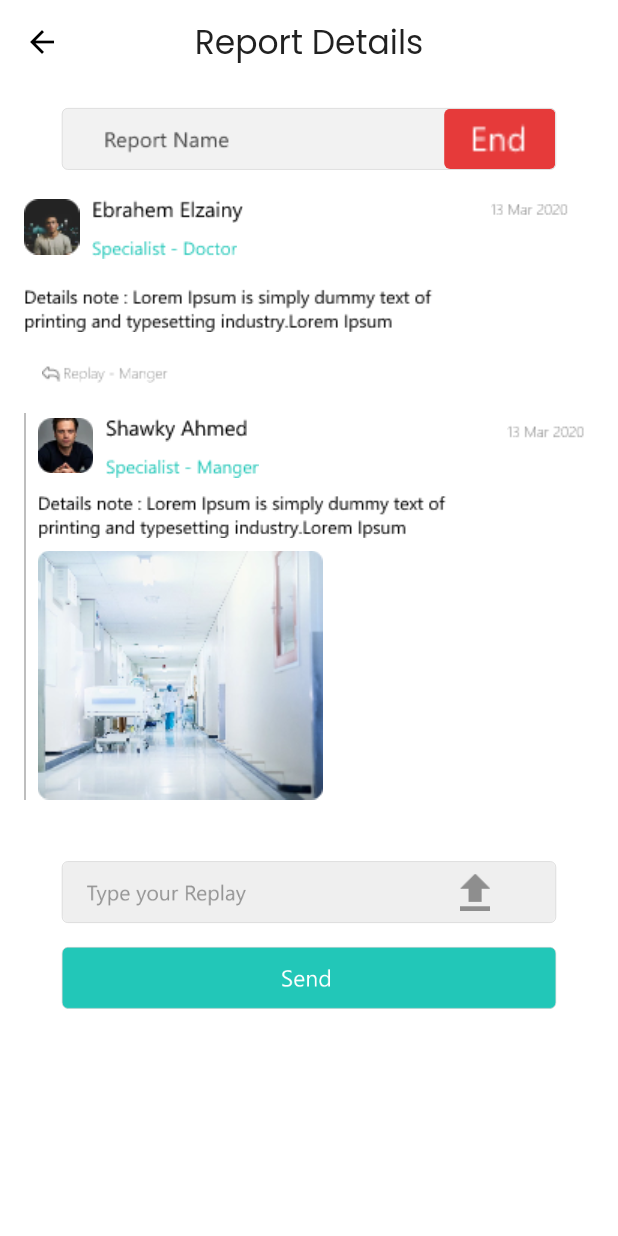
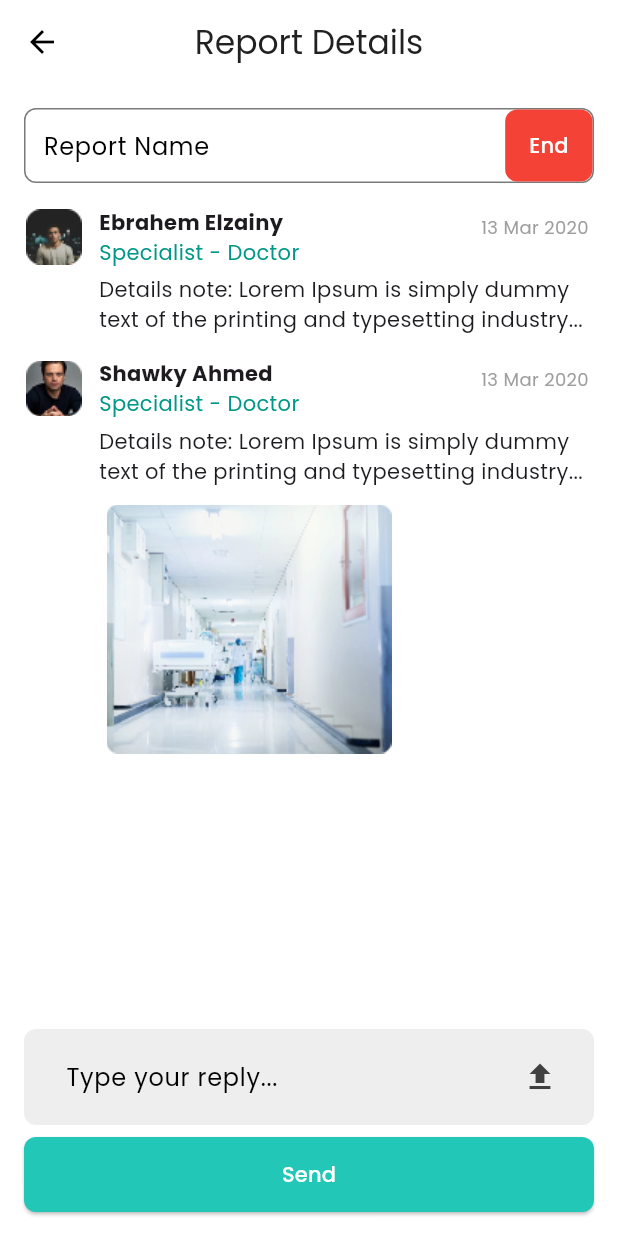
Before and after one commit to nourr122/HospitalSystem, a Flutter app: the ReportDetailsScreen screen opened directly, on a phone screen of 412 x 824 dp. Run offline on Flutter 3.47's test engine with Material 3 defaults, Android fonts, the phone set to English and light mode, and no system bars; our stand-ins replace dotted_border, flutter_screenutil, flutter_svg, font_awesome_flutter, google_fonts, syncfusion_flutter_datepicker and 1 more.

Commit message:
Update report_details_screen.dart

```diff
--- a/lib/features/reports/presentation/views/report_details_screen.dart
+++ b/lib/features/reports/presentation/views/report_details_screen.dart
@@ -7,223 +7,183 @@ class ReportDetailsScreen extends StatelessWidget {
 
   @override
   Widget build(BuildContext context) {
-
-    double width = MediaQuery.of(context).size.width;
-    double height = MediaQuery.of(context).size.height;
-
     return Scaffold(
       backgroundColor: AppColors.backgroundColor,
       appBar: AppBar(
-        backgroundColor: Colors.transparent,
+        backgroundColor: AppColors.backgroundColor,
         title: const Text(
           "Report Details",
           style: TextStyle(color: AppColors.textColor),
         ),
         centerTitle: true,
       ),
-      body: ListView(
-        padding: EdgeInsets.symmetric(horizontal: 16.0),
+      body: Padding(
+        padding: const EdgeInsets.all(16.0),
+        child: Column(
           children: [
-          Align(
-            alignment: Alignment.topCenter,
-            child: Container(
-              margin: EdgeInsets.only(top: 16),
-              width: width * 0.8,
-              height: height * 0.05,
+
+        Container(
         decoration: BoxDecoration(
-                color: Colors.transparent,
-                image: DecorationImage(
-                  image: AssetImage(AppAssets.Rectangleimage),
-                  fit: BoxFit.cover,
+        border: Border.all(color: AppColors.grayColor3),
+        borderRadius: BorderRadius.circular(8),
       ),
-                border: Border.all(
-                  color: Color(0xFFD8D8D8),
-                  width: 0.5,
-                ),
-                borderRadius: BorderRadius.circular(4),
-              ),
-              child: Stack(
+      child: Row(
         children: [
-                  Positioned(
-                    right: 0,
-                    top: 0,
-                    bottom: 0,
-                    child: ClipRRect(
-                      borderRadius: BorderRadius.only(
-                        topRight: Radius.circular(4),
-                        bottomRight: Radius.circular(4),
-                        topLeft: Radius.circular(4),
-                        bottomLeft: Radius.circular(4),
-                      ),
-                      child: Image.asset(
-                        AppAssets.GroupIcon,
-                        width: width * 0.18,
-                        height: height * 0.05,
-                        fit: BoxFit.cover,
+
+          Expanded(
+            child: Padding(
+              padding: EdgeInsets.symmetric(horizontal: 12),
+              child: SizedBox(
+                height: 48,
+                child: TextField(
+                  decoration: InputDecoration(
+                    hintText: "Report Name",
+                    border: InputBorder.none,
+                    contentPadding: EdgeInsets.zero,
                   ),
                 ),
               ),
-                  Align(
-                    alignment: Alignment.centerLeft,
-                    child: Padding(
-                      padding: EdgeInsets.only(left: 16),
-                      child: Image.asset(
-                        AppAssets.ReportName,
-                        width: width * 0.26,
-                        height: height * 0.03,
+            ),
+          ),
+
+
+          Container(
+            height: 48,
+            decoration: BoxDecoration(
+              color: Colors.red,
+              borderRadius: BorderRadius.all(Radius.circular(8))
+            ),
+            child: TextButton(
+              onPressed: () {},
+              style: TextButton.styleFrom(
+                padding: EdgeInsets.symmetric(horizontal: 16),
+                minimumSize: Size(0, 48),
+                tapTargetSize: MaterialTapTargetSize.shrinkWrap,
+              ),
+              child: Text(
+                "End",
+                style: TextStyle(color: Colors.white, fontSize: 14),
               ),
             ),
           ),
         ],
       ),
     ),
+            SizedBox(height: 16),
+
+
+            Expanded(
+              child: ListView(
+                keyboardDismissBehavior: ScrollViewKeyboardDismissBehavior.onDrag,
+                children: [
+                  _buildCommentTile(
+                    imagePath: AppAssets.LeadingImage,
+                    name: "Ebrahem Elzainy",
+                    specialization: "Specialist - Doctor",
+                    dateTime: "13 Mar 2020 ",
+                    comment: "Details note: Lorem Ipsum is simply dummy text of the printing and typesetting industry...",
                   ),
-          SizedBox(height: height * 0.02),
-          Column(
-            mainAxisAlignment: MainAxisAlignment.start,
-            crossAxisAlignment: CrossAxisAlignment.start,
-            children: [
-              Row(
-                children: [
-                  Image.asset(AppAssets.LeadingImage),
-                  SizedBox(width: width * 0.02),
-                  Column(
-                    crossAxisAlignment: CrossAxisAlignment.start,
-                    children: [
-                      Row(
-                        children: [
-                          Image.asset(AppAssets.EbrahemImage),
-                          SizedBox(width: width * 0.4),
-                          Image.asset(AppAssets.ShawkyDate),
-                        ],
+                  SizedBox(height: 16),
+                  _buildCommentTile(
+                    imagePath: AppAssets.ShawkyImage,
+                    name: "Shawky Ahmed",
+                    specialization: "Specialist - Doctor",
+                    dateTime: "13 Mar 2020 ",
+                    comment: "Details note: Lorem Ipsum is simply dummy text of the printing and typesetting industry...",
+                    imageAttachment: AppAssets.hospitalImage,
                   ),
-                      SizedBox(height: height * 0.01),
-                      Image.asset(AppAssets.SubtitleImage),
-                    ],
-                  )
-                ],
-              ),
-              SizedBox(height: height * 0.02),
-              Image.asset(AppAssets.reportDetails)
-            ],
-          ),
-          Padding(
-            padding: EdgeInsets.symmetric(horizontal: 12.0, vertical: 20.0),
-            child: Row(
-              children: [
-                Image.asset(AppAssets.ReplayManager),
                 ],
               ),
             ),
-          Row(
-            mainAxisAlignment: MainAxisAlignment.start,
-            crossAxisAlignment: CrossAxisAlignment.start,
+
+
+            Container(
+              padding: EdgeInsets.symmetric(horizontal: 12, vertical: 8),
+              decoration: BoxDecoration(
+                color: Colors.grey[200],
+                borderRadius: BorderRadius.circular(8),
+              ),
+              child: Row(
                 children: [
-              Image.asset(AppAssets.LineImage),
-              SizedBox(width: width * 0.02),
-              Column(
-                crossAxisAlignment: CrossAxisAlignment.start,
-                children: [
-                  Row(
-                    children: [
-                      Image.asset(AppAssets.ShawkyImage),
-                      SizedBox(width: width * 0.02),
-                      Column(
-                        crossAxisAlignment: CrossAxisAlignment.start,
-                        children: [
-                          Image.asset(AppAssets.ShawkyName),
-                          SizedBox(height: height * 0.01),
-                          Image.asset(AppAssets.ShawkySpecialist),
-                        ],
+                  Expanded(
+                    child: TextField(
+                      decoration: InputDecoration(
+                        hintText: "Type your reply...",
+                        border: InputBorder.none,
+                        filled: true,
+                        fillColor: Colors.transparent,
+                      ),
+                    ),
+                  ),
+                  IconButton(
+                    onPressed: () {},
+                    icon: Icon(Icons.upload, color: AppColors.grayColor2),
                   ),
                 ],
               ),
-                  SizedBox(height: height * 0.01),
-                  Image.asset(AppAssets.reportDetails),
-                  SizedBox(height: height * 0.01),
-                  Image.asset(AppAssets.hospitalImage),
-                ],
             ),
-              Expanded(
-                child: Align(
-                  alignment: Alignment.topRight,
-                  child: Padding(
-                    padding: EdgeInsets.only(top: 5, right: 6),
-                    child: Image.asset(AppAssets.ShawkyDate),
-                  ),
-                ),
-              ),
-            ],
-          ),
-          SizedBox(height: height * 0.03),
+            SizedBox(height: 8),
             Align(
               alignment: Alignment.bottomCenter,
-            child: Container(
-              margin: EdgeInsets.only(top: 16),
-              width: width * 0.8,
-              height: height * 0.05,
-              decoration: BoxDecoration(
-                color: Colors.transparent,
-                image: DecorationImage(
-                  image: AssetImage(AppAssets.Rectangle2Image),
-                  fit: BoxFit.cover,
+              child: ElevatedButton(
+                style: ElevatedButton.styleFrom(
+                  backgroundColor: AppColors.primaryColor,
+                  shape: RoundedRectangleBorder(borderRadius: BorderRadius.circular(8)),
+                  minimumSize: Size(double.infinity, 50),
                 ),
-                border: Border.all(
-                  color: Color(0xFFD8D8D8),
-                  width: 0.5,
-                ),
-                borderRadius: BorderRadius.circular(4),
-              ),
-              child: Stack(
-                children: [
-                  Align(
-                    alignment: Alignment.centerRight,
-                    child: Padding(
-                      padding: EdgeInsets.only(right: 0),
-                      child: Image.asset(
-                        AppAssets.ic_fileImage,
-                        width: width * 0.26,
-                        height: height * 0.03,
-                      ),
-                    ),
-                  ),
-                  Align(
-                    alignment: Alignment.centerLeft,
-                    child: Padding(
-                      padding: EdgeInsets.only(left: 16),
-                      child: Image.asset(
-                        AppAssets.ReplayImage,
-                        width: width * 0.26,  // 26% من العرض
-                        height: height * 0.03,  // 3% من الارتفاع
-                      ),
+                onPressed: () {},
+                child: Text("Send", style: TextStyle(color: Colors.white)),
               ),
             ),
           ],
         ),
       ),
+    );
+  }
+
+  Widget _buildCommentTile({
+    required String imagePath,
+    required String name,
+    required String specialization,
+    required String comment,
+    required String dateTime,
+    String? imageAttachment,
+  }) {
+    return Column(
+      crossAxisAlignment: CrossAxisAlignment.start,
+      children: [
+        Row(
+          crossAxisAlignment: CrossAxisAlignment.start,
+          children: [
+            Image.asset(imagePath, width: 40, height: 40),
+            SizedBox(width: 10),
+            Column(
+              crossAxisAlignment: CrossAxisAlignment.start,
+              children: [
+                Text(name, style: TextStyle(fontWeight: FontWeight.bold)),
+                Text(specialization, style: TextStyle(color: Colors.teal)),
+              ],
             ),
-          SizedBox(height: 0),
-          Align(
-            alignment: Alignment.bottomCenter,
-            child: Container(
-              margin: EdgeInsets.only(top: 16),
-              width: width * 0.8,  // 80% من العرض
-              height: height * 0.05,  // 5% من الارتفاع
-              decoration: BoxDecoration(
-                image: const DecorationImage(
-                  image: AssetImage(AppAssets.SendIcon),
-                  fit: BoxFit.cover,
-                ),
-                border: Border.all(
-                  color: Color(0xFFD8D8D8),
-                  width: 0.5,
-                ),
-                borderRadius: BorderRadius.circular(4),
-              ),
-            ),
+            Spacer(),
+            Padding(
+              padding: const EdgeInsets.only(top: 5),
+              child: Text(dateTime, style: TextStyle(color: Colors.grey, fontSize: 12)),
             ),
           ],
         ),
+        SizedBox(height: 5),
+        Padding(
+          padding: const EdgeInsets.only(left: 50),
+          child: Text(comment),
+        ),
+        if (imageAttachment != null) ...[
+          SizedBox(height: 8),
+          Padding(
+            padding: const EdgeInsets.only(left: 50),
+            child: Image.asset(imageAttachment, width: 200),
+          ),
+        ],
+      ],
     );
   }
 }
```
Lines whose indentation alone changed are shown as unchanged.
